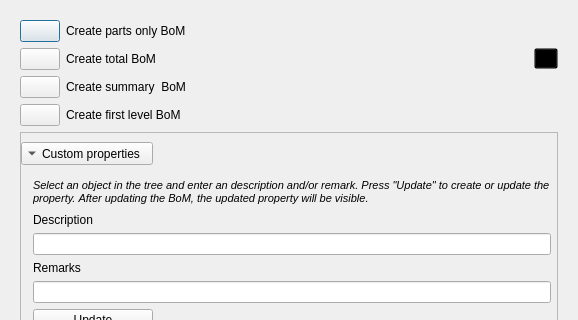
This is Resources/UI/BoM_Panel.ui in APEbbers/BillOfMaterials-WB as Qt 5 draws it before an edit; both pictures show x 0 to 578 and y 0 to 320 of the 578 by 1005 pixel window. The edited form follows.
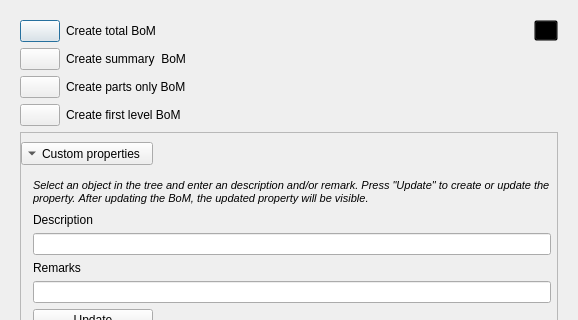
This is the edited form. Icons and pictures are not drawn.

Commit message: Test with UI update panel - 9

```diff
--- a/Resources/UI/BoM_Panel.ui
+++ b/Resources/UI/BoM_Panel.ui
@@ -41,46 +41,6 @@
       <property name="bottomMargin">
        <number>0</number>
       </property>
-      <item>
-       <layout class="QGridLayout" name="gridLayout_7">
-        <item row="0" column="1">
-         <widget class="QLabel" name="label_7">
-          <property name="text">
-           <string>Create parts only BoM</string>
-          </property>
-         </widget>
-        </item>
-        <item row="0" column="0">
-         <widget class="QPushButton" name="CreatePartsOnly">
-          <property name="sizePolicy">
-           <sizepolicy hsizetype="Fixed" vsizetype="Fixed">
-            <horstretch>0</horstretch>
-            <verstretch>0</verstretch>
-           </sizepolicy>
-          </property>
-          <property name="maximumSize">
-           <size>
-            <width>40</width>
-            <height>40</height>
-           </size>
-          </property>
-          <property name="text">
-           <string/>
-          </property>
-          <property name="icon">
-           <iconset>
-            <normaloff>:/Resources/Icons/Parts.svg</normaloff>:/Resources/Icons/Parts.svg</iconset>
-          </property>
-          <property name="iconSize">
-           <size>
-            <width>32</width>
-            <height>32</height>
-           </size>
-          </property>
-         </widget>
-        </item>
-       </layout>
-      </item>
       <item>
        <layout class="QGridLayout" name="gridLayout_2">
         <item row="0" column="2">
@@ -187,6 +147,46 @@
         </item>
        </layout>
       </item>
+      <item>
+       <layout class="QGridLayout" name="gridLayout_7">
+        <item row="0" column="1">
+         <widget class="QLabel" name="label_7">
+          <property name="text">
+           <string>Create parts only BoM</string>
+          </property>
+         </widget>
+        </item>
+        <item row="0" column="0">
+         <widget class="QPushButton" name="CreatePartsOnly">
+          <property name="sizePolicy">
+           <sizepolicy hsizetype="Fixed" vsizetype="Fixed">
+            <horstretch>0</horstretch>
+            <verstretch>0</verstretch>
+           </sizepolicy>
+          </property>
+          <property name="maximumSize">
+           <size>
+            <width>40</width>
+            <height>40</height>
+           </size>
+          </property>
+          <property name="text">
+           <string/>
+          </property>
+          <property name="icon">
+           <iconset>
+            <normaloff>:/Resources/Icons/Parts.svg</normaloff>:/Resources/Icons/Parts.svg</iconset>
+          </property>
+          <property name="iconSize">
+           <size>
+            <width>32</width>
+            <height>32</height>
+           </size>
+          </property>
+         </widget>
+        </item>
+       </layout>
+      </item>
       <item>
        <layout class="QGridLayout" name="gridLayout_8">
         <item row="0" column="0">
```
The commit also changes 1 other file.
